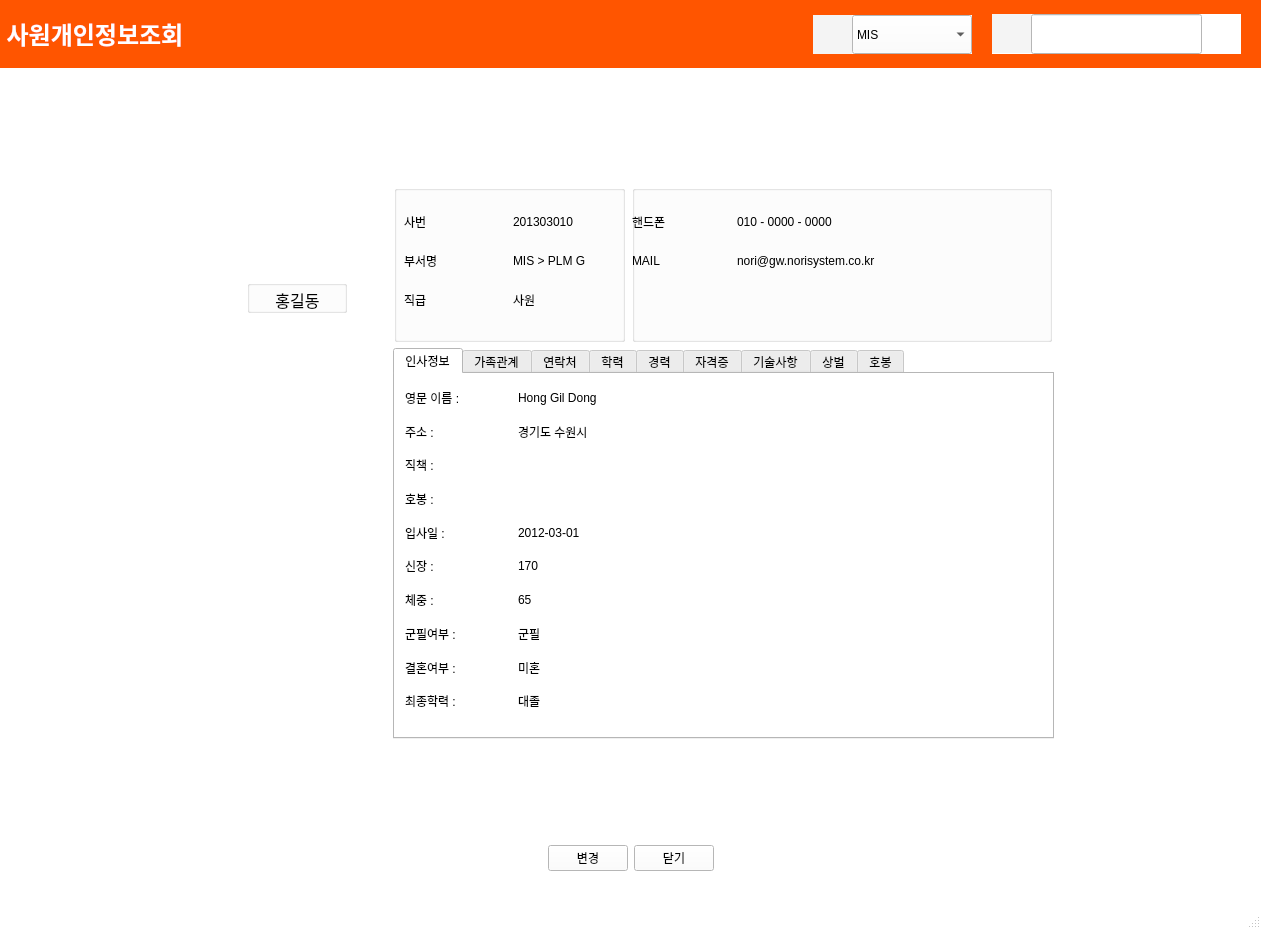
First picture: the form in emp_info.ui, repository hyeona-jeong/HRIS, before the edit.
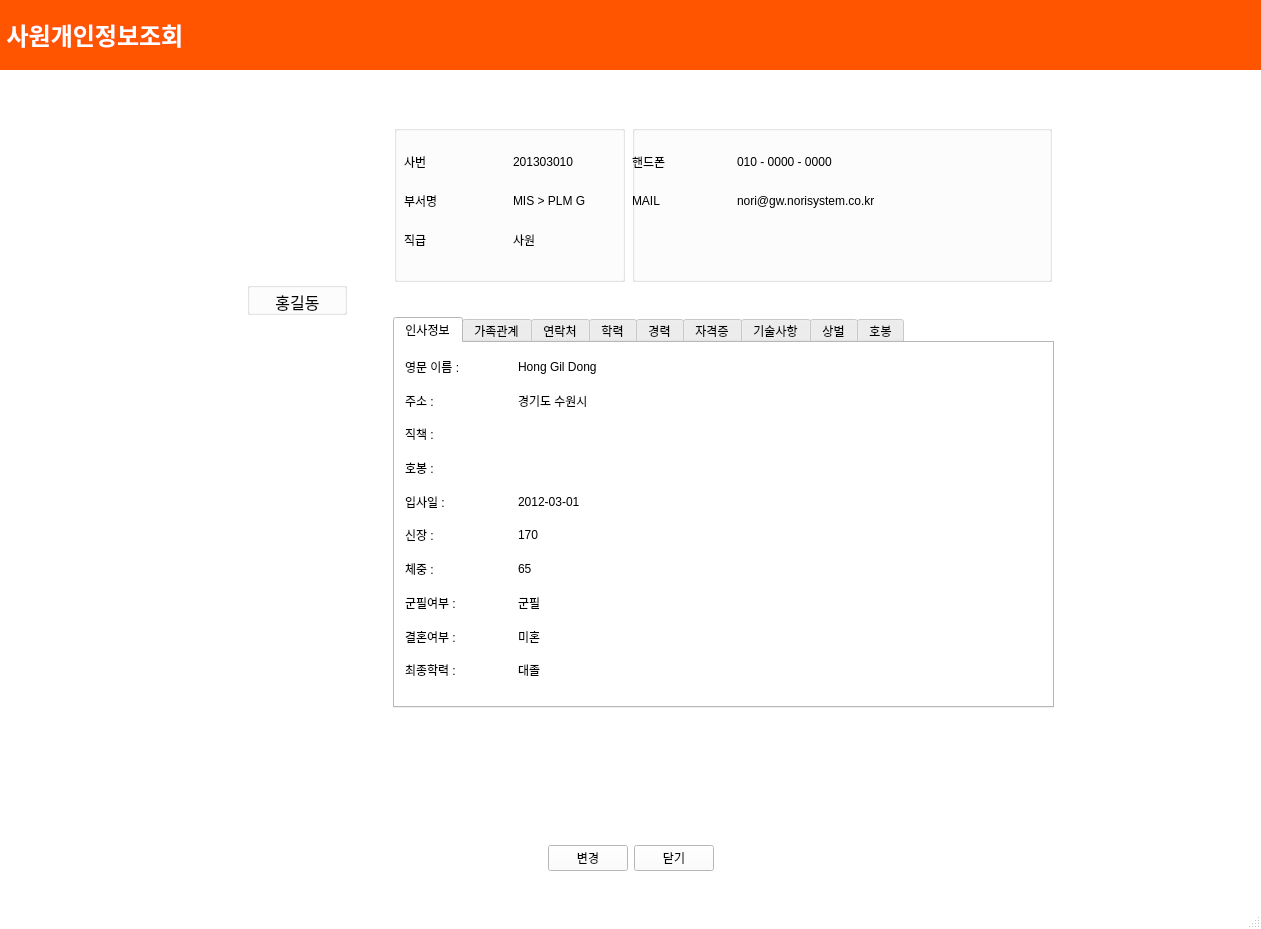
Second picture: the form after the edit. Icons and pictures are not drawn.

Patch:
```diff
--- a/emp_info.ui
+++ b/emp_info.ui
@@ -476,7 +476,7 @@
          <property name="minimumSize">
           <size>
            <width>0</width>
-           <height>0</height>
+           <height>70</height>
           </size>
          </property>
          <property name="maximumSize">
@@ -509,87 +509,6 @@
            </property>
           </widget>
          </item>
-         <item>
-          <layout class="QHBoxLayout" name="horizontalLayout_4">
-           <property name="spacing">
-            <number>0</number>
-           </property>
-           <item>
-            <widget class="QLabel" name="label_4">
-             <property name="minimumSize">
-              <size>
-               <width>39</width>
-               <height>39</height>
-              </size>
-             </property>
-             <property name="maximumSize">
-              <size>
-               <width>39</width>
-               <height>39</height>
-              </size>
-             </property>
-             <property name="styleSheet">
-              <string notr="true">background-color:rgb(244, 244, 244);</string>
-             </property>
-             <property name="text">
-              <string/>
-             </property>
-             <property name="pixmap">
-              <pixmap>diagram.png</pixmap>
-             </property>
-             <property name="alignment">
-              <set>Qt::AlignCenter</set>
-             </property>
-            </widget>
-           </item>
-           <item>
-            <widget class="QComboBox" name="comboBox">
-             <property name="minimumSize">
-              <size>
-               <width>120</width>
-               <height>39</height>
-              </size>
-             </property>
-             <property name="maximumSize">
-              <size>
-               <width>120</width>
-               <height>39</height>
-              </size>
-             </property>
-             <item>
-              <property name="text">
-               <string>MIS</string>
-              </property>
-             </item>
-             <item>
-              <property name="text">
-               <string>TSP</string>
-              </property>
-             </item>
-             <item>
-              <property name="text">
-               <string>TC</string>
-              </property>
-             </item>
-             <item>
-              <property name="text">
-               <string>FAB</string>
-              </property>
-             </item>
-             <item>
-              <property name="text">
-               <string>경영지원실</string>
-              </property>
-             </item>
-             <item>
-              <property name="text">
-               <string>전략기획실</string>
-              </property>
-             </item>
-            </widget>
-           </item>
-          </layout>
-         </item>
          <item>
           <widget class="QLabel" name="label_7">
            <property name="styleSheet">
@@ -639,78 +558,6 @@
            </property>
           </widget>
          </item>
-         <item>
-          <layout class="QHBoxLayout" name="horizontalLayout_3">
-           <property name="spacing">
-            <number>0</number>
-           </property>
-           <item>
-            <widget class="QLabel" name="label">
-             <property name="minimumSize">
-              <size>
-               <width>39</width>
-               <height>39</height>
-              </size>
-             </property>
-             <property name="maximumSize">
-              <size>
-               <width>39</width>
-               <height>39</height>
-              </size>
-             </property>
-             <property name="styleSheet">
-              <string notr="true">background-color:rgb(244, 244, 244);</string>
-             </property>
-             <property name="text">
-              <string/>
-             </property>
-             <property name="pixmap">
-              <pixmap>peo.png</pixmap>
-             </property>
-            </widget>
-           </item>
-           <item>
-            <widget class="QLineEdit" name="lineEdit">
-             <property name="minimumSize">
-              <size>
-               <width>171</width>
-               <height>40</height>
-              </size>
-             </property>
-             <property name="maximumSize">
-              <size>
-               <width>171</width>
-               <height>40</height>
-              </size>
-             </property>
-            </widget>
-           </item>
-           <item>
-            <widget class="QPushButton" name="pushButton_2">
-             <property name="minimumSize">
-              <size>
-               <width>39</width>
-               <height>39</height>
-              </size>
-             </property>
-             <property name="maximumSize">
-              <size>
-               <width>39</width>
-               <height>39</height>
-              </size>
-             </property>
-             <property name="styleSheet">
-              <string notr="true">border: none;
-background-color:white;</string>
-             </property>
-             <property name="icon">
-              <iconset>
-               <normaloff>find.png</normaloff>find.png</iconset>
-             </property>
-            </widget>
-           </item>
-          </layout>
-         </item>
          <item>
           <widget class="QLabel" name="label_5">
            <property name="styleSheet">
@@ -919,16 +766,6 @@
                </property>
               </spacer>
              </item>
-             <item>
-              <widget class="QLabel" name="label_138">
-               <property name="text">
-                <string/>
-               </property>
-               <property name="pixmap">
-                <pixmap>nori.png</pixmap>
-               </property>
-              </widget>
-             </item>
             </layout>
            </item>
            <item>
```
